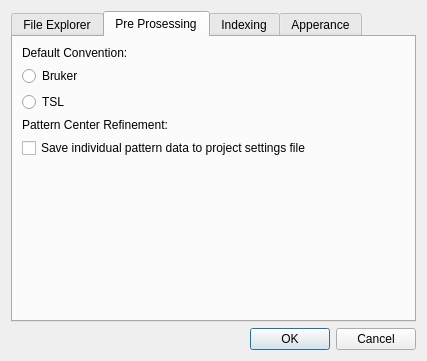
Old version of the form ui/advanced_settings.ui in the repository EBSP-Indexer/EBSP-Indexer.
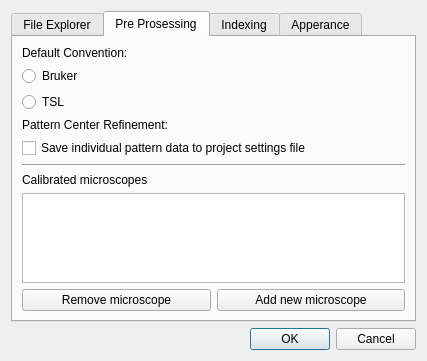
New version of the form. The open tabs and pages were chosen to show the change.

Commit message: Added WD calibration to settings dialog

```diff
--- a/ui/advanced_settings.ui
+++ b/ui/advanced_settings.ui
@@ -222,6 +222,41 @@
          </property>
         </widget>
        </item>
+       <item>
+        <widget class="Line" name="line_2">
+         <property name="orientation">
+          <enum>Qt::Horizontal</enum>
+         </property>
+        </widget>
+       </item>
+       <item>
+        <widget class="QLabel" name="label_9">
+         <property name="text">
+          <string>Calibrated microscopes</string>
+         </property>
+        </widget>
+       </item>
+       <item>
+        <widget class="QListWidget" name="listWidgetMicroscopes"/>
+       </item>
+       <item>
+        <layout class="QHBoxLayout" name="horizontalLayout_5">
+         <item>
+          <widget class="QPushButton" name="pushButtonRemoveMicroscope">
+           <property name="text">
+            <string>Remove microscope</string>
+           </property>
+          </widget>
+         </item>
+         <item>
+          <widget class="QPushButton" name="pushButtonAddNewMicroscope">
+           <property name="text">
+            <string>Add new microscope</string>
+           </property>
+          </widget>
+         </item>
+        </layout>
+       </item>
        <item>
         <spacer name="verticalSpacer_2">
          <property name="orientation">
```
Left out of the diff: 2 changed lines with no effect on the pictures. The commit also changes 5 other files.
